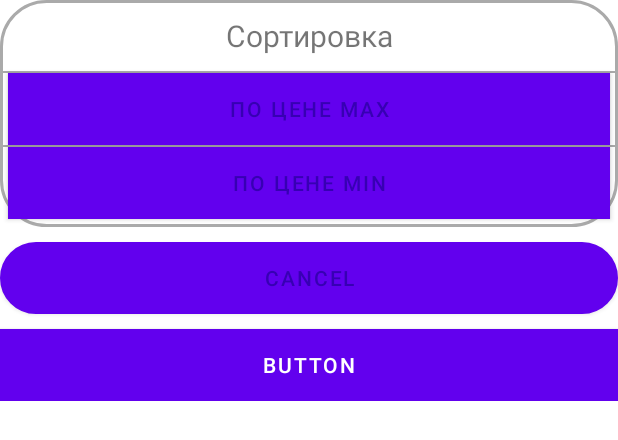
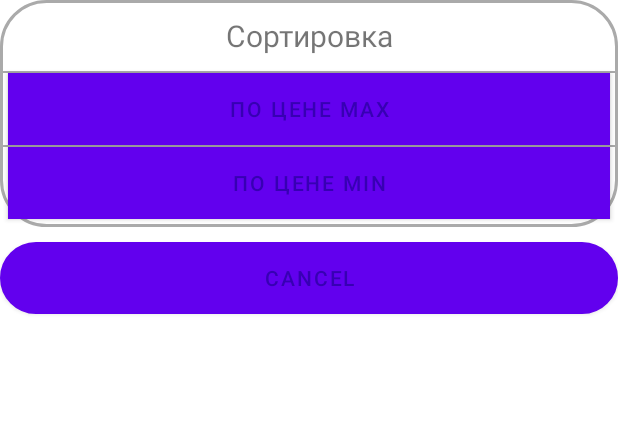
Before and after one commit to MikhailGorbach/XB, an Android app: the layout bottom_sheet_dialog.xml on its own in the app's theme, with its tools: preview values and no code run, on a phone screen of 412 x 824 dp. Shown: the top 440 px of the screen. Run offline under Robolectric (Android 15) with nearby library versions, the phone set to English and light mode, and no system bars.

Commit message:
some edit

```diff
--- a/FirebasePicture/app/src/main/res/layout/bottom_sheet_dialog.xml
+++ b/FirebasePicture/app/src/main/res/layout/bottom_sheet_dialog.xml
@@ -18,7 +18,7 @@
             android:layout_marginTop="10dp"
             android:layout_marginBottom="10dp"
             android:shadowColor="@android:color/darker_gray"
-            android:text="Сортировка"
+            android:text="@string/sortBottomSheetDialog"
             android:textAlignment="center"
             android:textSize="20sp" />
 
@@ -35,7 +35,7 @@
             android:layout_marginLeft="5dp"
             android:layout_marginRight="5dp"
             android:background="@color/white"
-            android:text="По цене max"
+            android:text="@string/maxBottomSheetDialog"
             android:textColor="@color/dark_blue" />
 
         <View
@@ -52,7 +52,7 @@
             android:layout_marginRight="5dp"
             android:layout_marginBottom="5dp"
             android:background="@color/white"
-            android:text="По цене min"
+            android:text="@string/minBottomSheetDialog"
             android:textColor="@color/dark_blue" />
 
     </LinearLayout>
@@ -64,14 +64,7 @@
         android:layout_marginTop="10dp"
         android:layout_marginBottom="10dp"
         android:background="@drawable/background_white_rounded"
-        android:text="Cancel"
+        android:text="@string/cancelBottomSheetDialog"
         android:textColor="@color/dark_blue" />
 
-    <Button
-        android:id="@+id/button"
-        android:layout_width="match_parent"
-        android:layout_height="wrap_content"
-        android:background="#C35F5F"
-        android:text="Button" />
-
 </LinearLayout>
--- a/FirebasePicture/app/src/main/res/values/strings.xml
+++ b/FirebasePicture/app/src/main/res/values/strings.xml
@@ -7,4 +7,8 @@
     <string name="InfoAtFragmentMenuChairs">Стулья</string>
     <string name="InfoAtFragmentMenuTables">Столы</string>
     <string name="InfoAtFragmentMenuLights">Лампы</string>
+    <string name="cancelBottomSheetDialog">Cancel</string>
+    <string name="minBottomSheetDialog">По цене min</string>
+    <string name="maxBottomSheetDialog">По цене max</string>
+    <string name="sortBottomSheetDialog">Сортировка</string>
 </resources>
```
Also changed, not shown: FirebasePicture/app/src/main/res/values/themes.xml (line endings or trailing spaces).
